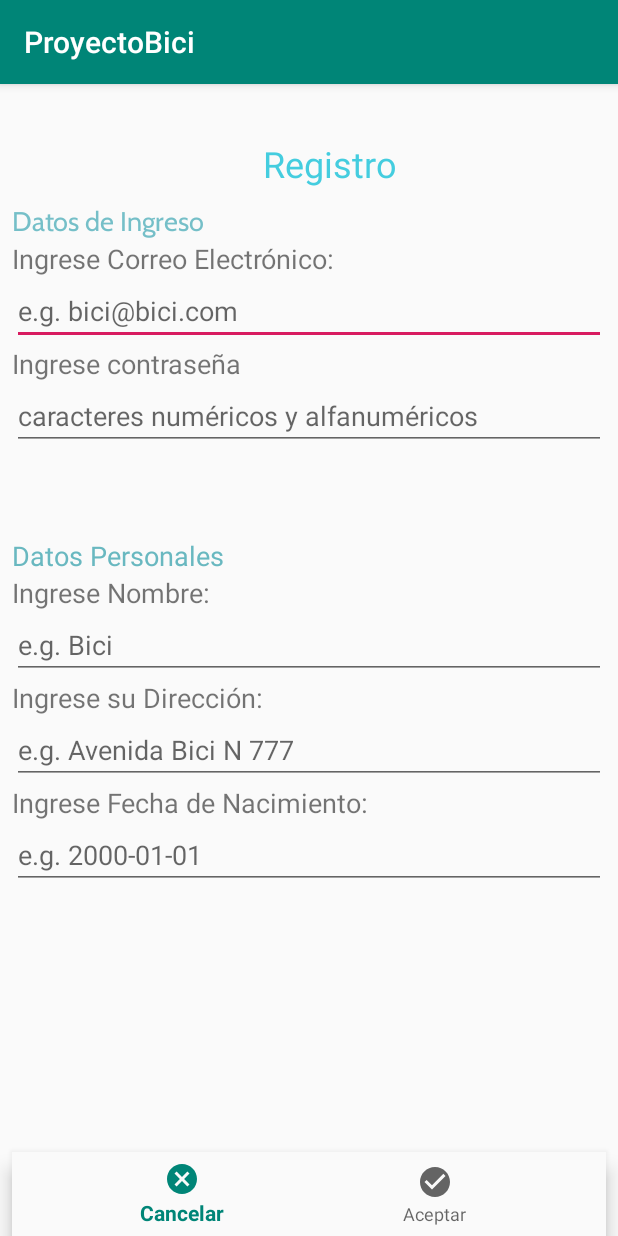
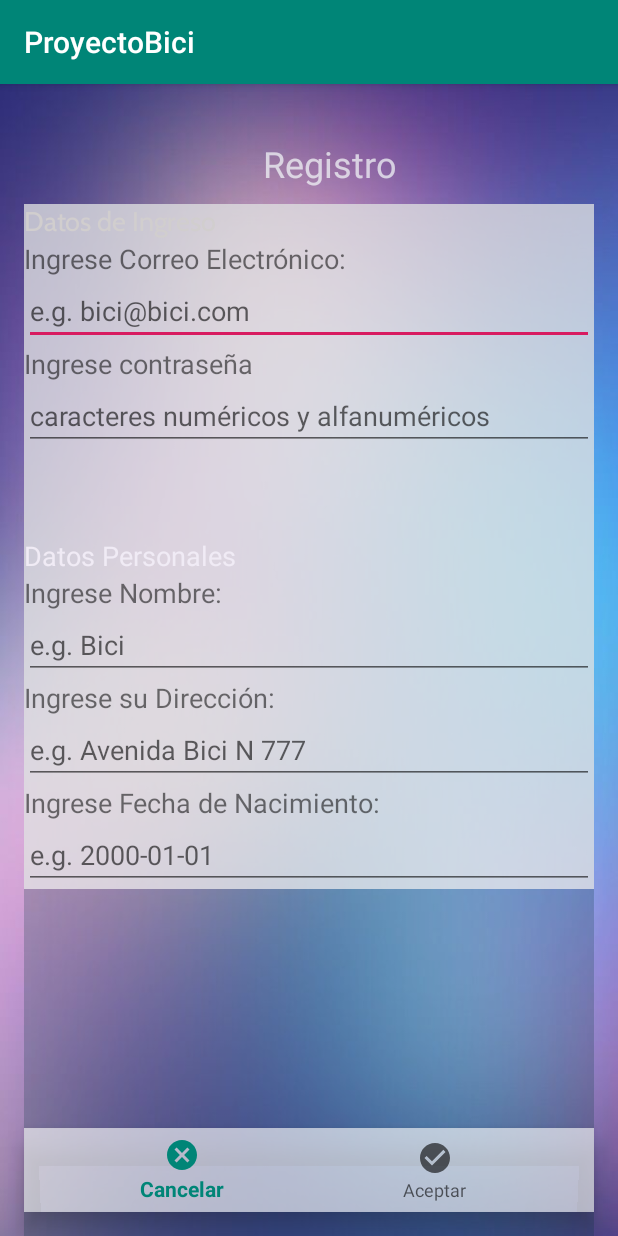
Before and after one commit to AngelChoquehuanca/ProyectoBici, an Android app: the SiginActivity screen opened directly, with no data from a screen before it, on a phone screen of 412 x 824 dp. Run offline under Robolectric (Android 15) with nearby library versions, the phone set to English and light mode, and no system bars; Roboto replaces fonts that are not available here.

Commit message:
Fondo para SIGIN

```diff
--- a/app/src/main/res/layout/activity_sigin.xml
+++ b/app/src/main/res/layout/activity_sigin.xml
@@ -4,6 +4,7 @@
     xmlns:tools="http://schemas.android.com/tools"
     android:layout_width="match_parent"
     android:layout_height="match_parent"
+    android:background="@mipmap/fondoformulario"
     android:fitsSystemWindows="false"
     tools:context=".SiginActivity">
 
@@ -11,9 +12,11 @@
         android:id="@+id/vista_scroll"
         android:layout_width="match_parent"
         android:layout_height="match_parent"
-        android:layout_marginStart="8dp"
+        android:layout_marginStart="16dp"
         android:layout_marginTop="80dp"
-        android:layout_marginEnd="8dp"
+        android:layout_marginEnd="16dp"
+        android:background="#39FFFFFF"
+        android:backgroundTint="#043238"
         app:layout_constraintEnd_toEndOf="parent"
         app:layout_constraintStart_toStartOf="parent"
         app:layout_constraintTop_toTopOf="parent">
@@ -21,6 +24,9 @@
         <LinearLayout
             android:layout_width="match_parent"
             android:layout_height="wrap_content"
+            android:background="#B4E6D2EC"
+            android:backgroundTint="#F5F2F2"
+            android:foregroundTint="#FCFFFFFF"
             android:orientation="vertical">
 
             <TextView
@@ -31,7 +37,7 @@
                 android:fontFamily="@font/cabin"
                 android:text="@string/str_txt_datos_ingreso"
                 android:textAppearance="@style/TextAppearance.AppCompat.Medium"
-                android:textColor="#75BFC8"
+                android:textColor="#D1CECE"
                 android:textSize="18sp" />
 
             <TextView
@@ -79,7 +85,7 @@
                 android:text="@string/str_txt_datos_personales"
                 android:textAlignment="viewStart"
                 android:textAppearance="@style/TextAppearance.AppCompat.Medium"
-                android:textColor="#69B8C0"
+                android:textColor="#F0EBF5"
                 android:textSize="18sp" />
 
             <TextView
@@ -139,10 +145,12 @@
         android:id="@+id/nav_sigin"
         android:layout_width="0dp"
         android:layout_height="wrap_content"
-        android:layout_marginLeft="8dp"
-        android:layout_marginRight="8dp"
-        android:background="?android:attr/windowBackground"
+        android:layout_marginLeft="16dp"
+        android:layout_marginRight="16dp"
+        android:layout_marginBottom="16dp"
+        android:background="#A3FAFAFA"
         app:layout_constraintBottom_toBottomOf="parent"
+        app:layout_constraintHorizontal_bias="0.0"
         app:layout_constraintLeft_toLeftOf="parent"
         app:layout_constraintRight_toRightOf="parent"
         app:menu="@menu/menu_signin" />
@@ -157,7 +165,7 @@
         android:layout_marginBottom="11dp"
         android:fontFamily="@font/berkshire_swash"
         android:text="@string/register"
-        android:textColor="#BA00BCD4"
+        android:textColor="#BAF2F7F8"
         android:textSize="24sp"
         app:layout_constraintBottom_toTopOf="@+id/vista_scroll"
         app:layout_constraintEnd_toEndOf="parent"
```
Also changed, not shown: app/src/main/res/mipmap-mdpi/fondoformulario.jpg (added).
